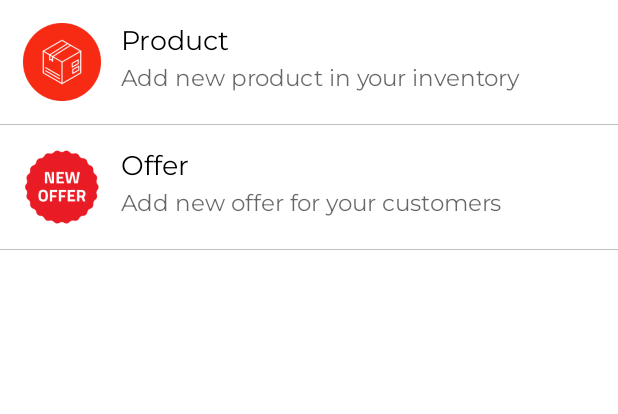
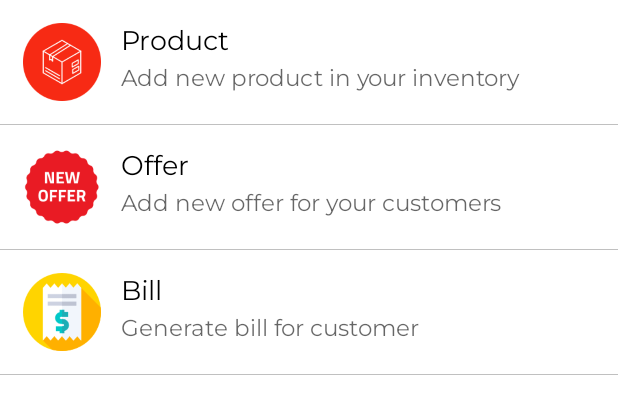
Before and after one commit to SajidaliA/My_Shop_Barkat, an Android app: the layout bottom_sheet_post_selection.xml on its own in the app's theme, with its tools: preview values and no code run, on a phone screen of 412 x 824 dp. Shown: the top 414 px of the screen. Run offline under Robolectric (Android 15) with nearby library versions, the phone set to English and light mode, and no system bars; network calls fail; Roboto replaces fonts that are not available here.

Commit message:
Bill section added

```diff
--- a/app/src/main/AndroidManifest.xml
+++ b/app/src/main/AndroidManifest.xml
@@ -19,6 +19,13 @@
         android:theme="@style/Theme.MyShopBarkat"
         android:usesCleartextTraffic="true"
         tools:targetApi="31">
+        <activity
+            android:name=".ui.main.view.activity.BillActivity"
+            android:exported="false">
+            <meta-data
+                android:name="android.app.lib_name"
+                android:value="" />
+        </activity>
         <activity
             android:name=".ui.main.view.activity.AddNewOfferActivity"
             android:exported="false"
--- a/app/src/main/java/com/peacetechsolution/myshopbarkat/ui/main/view/fragment/BottomSheetPostSelection.kt
+++ b/app/src/main/java/com/peacetechsolution/myshopbarkat/ui/main/view/fragment/BottomSheetPostSelection.kt
@@ -16,7 +16,7 @@ class BottomSheetPostSelection(var clickListener: OnTypeClickListener) :
     private lateinit var mBinding: BottomSheetPostSelectionBinding
 
     enum class TYPE {
-        Product, Offer
+        Product, Offer, Bill
     }
 
     companion object {
@@ -55,6 +55,11 @@ class BottomSheetPostSelection(var clickListener: OnTypeClickListener) :
             this@BottomSheetPostSelection.dismiss()
             clickListener.onClick(TYPE.Offer)
         }
+        mBinding.clBill.setOnClickListener {
+            buttonClicked = true
+            this@BottomSheetPostSelection.dismiss()
+            clickListener.onClick(TYPE.Bill)
+        }
     }
 
     interface OnTypeClickListener {
--- a/app/src/main/java/com/peacetechsolution/myshopbarkat/ui/main/view/fragment/HomeFragment.kt
+++ b/app/src/main/java/com/peacetechsolution/myshopbarkat/ui/main/view/fragment/HomeFragment.kt
@@ -13,6 +13,7 @@ import com.peacetechsolution.myshopbarkat.databinding.FragmentHomeBinding
 import com.peacetechsolution.myshopbarkat.ui.base.BaseFragment
 import com.peacetechsolution.myshopbarkat.ui.main.adapter.CategoryPagerAdapter
 import com.peacetechsolution.myshopbarkat.ui.main.view.activity.AddItemActivity
+import com.peacetechsolution.myshopbarkat.ui.main.view.activity.BillActivity
 import com.peacetechsolution.myshopbarkat.util.Constant.SELECTION_TYPE
 import com.peacetechsolution.myshopbarkat.util.hide
 import com.peacetechsolution.myshopbarkat.util.show
@@ -108,6 +109,11 @@ class HomeFragment : BaseFragment(), BottomSheetPostSelection.OnTypeClickListene
                 intent.putExtra(SELECTION_TYPE, BottomSheetPostSelection.TYPE.Offer.name)
                 notImplemented()
             }
+            BottomSheetPostSelection.TYPE.Bill -> {
+                val billActivityIntent = Intent(context, BillActivity::class.java)
+                billActivityIntent.putExtra(SELECTION_TYPE, BottomSheetPostSelection.TYPE.Bill.name)
+                startActivity(billActivityIntent)
+            }
         }
 
     }
--- a/app/src/main/res/layout/bottom_sheet_post_selection.xml
+++ b/app/src/main/res/layout/bottom_sheet_post_selection.xml
@@ -99,4 +99,49 @@
         android:layout_height="0.5dp"
         android:background="@color/gray_line"/>
 
+    <androidx.constraintlayout.widget.ConstraintLayout
+        android:id="@+id/cl_bill"
+        android:layout_width="match_parent"
+        android:layout_height="wrap_content"
+        android:padding="@dimen/_12sdp"
+        android:background="@drawable/ripple_with_corner"
+        app:layout_constraintEnd_toEndOf="parent"
+        app:layout_constraintStart_toStartOf="parent"
+        app:layout_constraintTop_toTopOf="parent">
+
+        <androidx.appcompat.widget.AppCompatImageView
+            android:id="@+id/iv_bill"
+            android:layout_width="@dimen/_40sdp"
+            android:layout_height="@dimen/_40sdp"
+            android:src="@drawable/ic_bill"
+            app:layout_constraintBottom_toBottomOf="parent"
+            app:layout_constraintStart_toStartOf="parent"
+            app:layout_constraintTop_toTopOf="parent" />
+
+        <androidx.appcompat.widget.AppCompatTextView
+            android:id="@+id/tv_title_bill"
+            style="@style/black14"
+            android:layout_width="wrap_content"
+            android:layout_height="wrap_content"
+            android:layout_marginBottom="@dimen/_50sdp"
+            android:text="@string/bill"
+            android:layout_marginStart="@dimen/_10sdp"
+            app:layout_constraintTop_toTopOf="parent"
+            app:layout_constraintStart_toEndOf="@id/iv_bill" />
+
+        <androidx.appcompat.widget.AppCompatTextView
+            style="@style/blackSubtitle12"
+            android:layout_width="wrap_content"
+            android:layout_height="wrap_content"
+            android:layout_marginBottom="@dimen/_50sdp"
+            android:text="@string/generate_bill_for_customer"
+            android:layout_marginStart="@dimen/_10sdp"
+            app:layout_constraintTop_toBottomOf="@id/tv_title_bill"
+            app:layout_constraintStart_toEndOf="@id/iv_bill" />
+    </androidx.constraintlayout.widget.ConstraintLayout>
+
+    <View
+        android:layout_width="match_parent"
+        android:layout_height="0.5dp"
+        android:background="@color/gray_line"/>
 </androidx.appcompat.widget.LinearLayoutCompat>
--- a/app/src/main/res/values/strings.xml
+++ b/app/src/main/res/values/strings.xml
@@ -145,4 +145,7 @@
     <string name="add_offer">ADD</string>
     <string name="enter_proper_details_about_offer">Enter proper details about offer</string>
     <string name="enter_offer_title">Enter offer title</string>
+    <string name="bill">Bill</string>
+    <string name="generate_bill_for_customer">Generate bill for customer</string>
+    <string name="title_activity_bill">BillActivity</string>
 </resources>
```
Also changed, not shown: app/src/main/res/drawable/ic_bill.png (added).
